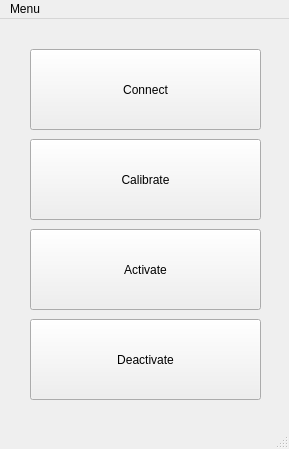
The window that mainwindow.ui (pnegre/python-whiteboard) describes before a commit, drawn with Qt 5.
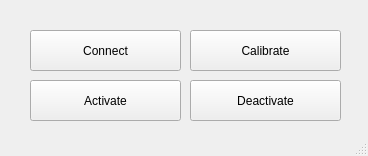
The same window after the commit.

Commit message: Treballant en calibració

What changed in the file:
```diff
--- a/mainwindow.ui
+++ b/mainwindow.ui
@@ -6,8 +6,8 @@
    <rect>
     <x>0</x>
     <y>0</y>
-    <width>289</width>
-    <height>449</height>
+    <width>368</width>
+    <height>156</height>
    </rect>
   </property>
   <property name="windowTitle">
@@ -19,8 +19,8 @@
      <rect>
       <x>30</x>
       <y>30</y>
-      <width>231</width>
-      <height>81</height>
+      <width>151</width>
+      <height>41</height>
      </rect>
     </property>
     <property name="text">
@@ -31,9 +31,9 @@
     <property name="geometry">
      <rect>
       <x>30</x>
-      <y>210</y>
-      <width>231</width>
-      <height>81</height>
+      <y>80</y>
+      <width>151</width>
+      <height>41</height>
      </rect>
     </property>
     <property name="text">
@@ -43,10 +43,10 @@
    <widget class="QPushButton" name="pushButtonDeactivate">
     <property name="geometry">
      <rect>
-      <x>30</x>
-      <y>300</y>
-      <width>231</width>
-      <height>81</height>
+      <x>190</x>
+      <y>80</y>
+      <width>151</width>
+      <height>41</height>
      </rect>
     </property>
     <property name="text">
@@ -56,10 +56,10 @@
    <widget class="QPushButton" name="pushButtonCalibrate">
     <property name="geometry">
      <rect>
-      <x>30</x>
-      <y>120</y>
-      <width>231</width>
-      <height>81</height>
+      <x>190</x>
+      <y>30</y>
+      <width>151</width>
+      <height>41</height>
      </rect>
     </property>
     <property name="text">
@@ -67,23 +67,6 @@
     </property>
    </widget>
   </widget>
-  <widget class="QMenuBar" name="menubar">
-   <property name="geometry">
-    <rect>
-     <x>0</x>
-     <y>0</y>
-     <width>289</width>
-     <height>21</height>
-    </rect>
-   </property>
-   <widget class="QMenu" name="menuMenu">
-    <property name="title">
-     <string>Menu</string>
-    </property>
-    <addaction name="actionExit"/>
-   </widget>
-   <addaction name="menuMenu"/>
-  </widget>
   <widget class="QStatusBar" name="statusbar"/>
   <action name="actionExit">
    <property name="text">
```
The commit also changes 2 other files.
